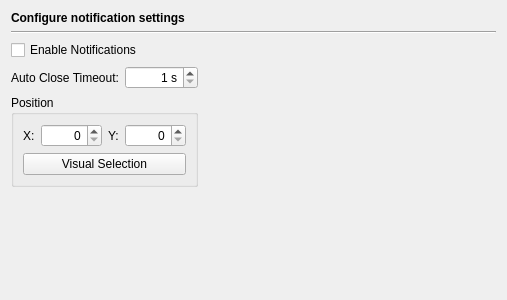
Above: Preferences/ConfigurationPages/NotificationsPage.ui from testmana2/test before the change. Below: the same form after it.
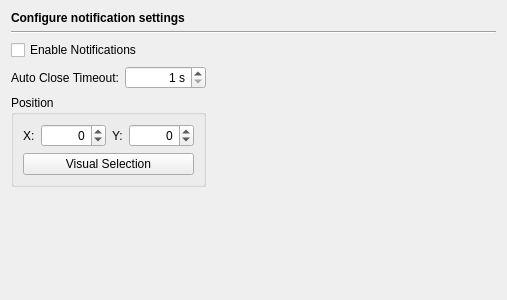
That is the form after the change.

Commit message: Fixed an issue configuring the notification position on multi screen computers.

What changed in the file:
```diff
--- a/Preferences/ConfigurationPages/NotificationsPage.ui
+++ b/Preferences/ConfigurationPages/NotificationsPage.ui
@@ -106,6 +106,9 @@
           <property name="alignment">
            <set>Qt::AlignRight|Qt::AlignTrailing|Qt::AlignVCenter</set>
           </property>
+          <property name="minimum">
+           <number>-10000</number>
+          </property>
           <property name="maximum">
            <number>10000</number>
           </property>
@@ -126,6 +129,9 @@
           <property name="alignment">
            <set>Qt::AlignRight|Qt::AlignTrailing|Qt::AlignVCenter</set>
           </property>
+          <property name="minimum">
+           <number>-10000</number>
+          </property>
           <property name="maximum">
            <number>10000</number>
           </property>
```
The commit also changes 1 other file.
